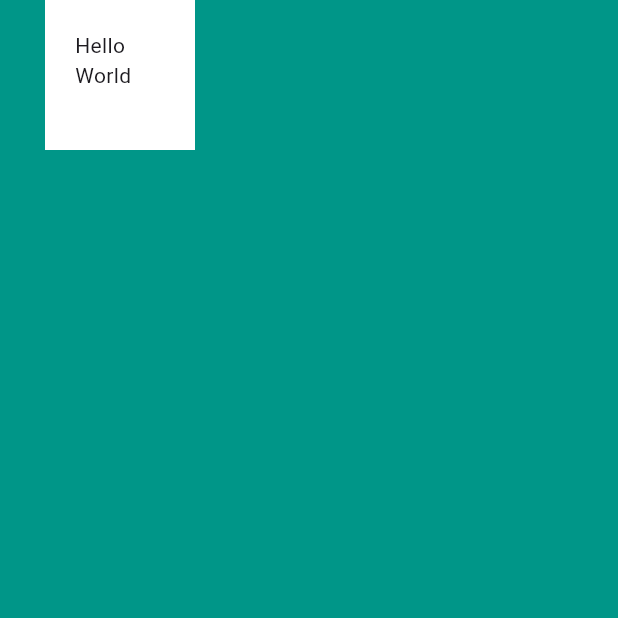
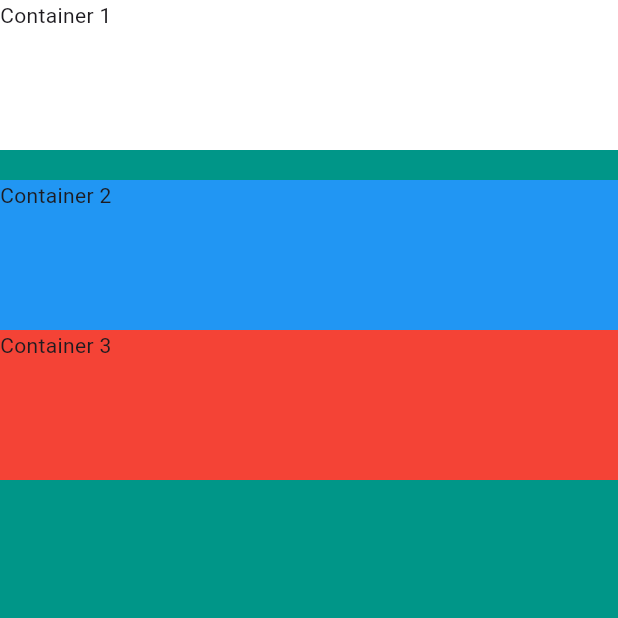
Before and after one commit to marquinhusgoncalves/flutter_bootcamp, a Flutter app: the screen it shows after launch, on a phone screen of 412 x 824 dp, the top half of it. Run offline on Flutter 3.47's test engine with Material 3 defaults, Android fonts, the light colour scheme and no system bars.

Commit message:
refactor: how to use ccolumn and row

```diff
--- a/mi_card/lib/main.dart
+++ b/mi_card/lib/main.dart
@@ -13,14 +13,30 @@ class MyApp extends StatelessWidget {
       home: Scaffold(
         backgroundColor: Colors.teal,
         body: SafeArea(
-            child: Container(
-          height: 100.0,
-          width: 100.0,
-          margin: EdgeInsets.only(left: 30.0),
-          padding: EdgeInsets.all(20.0),
-          color: Colors.white,
-          child: Text('Hello World'),
-        )),
+          child: Column(
+            crossAxisAlignment: CrossAxisAlignment.stretch,
+            children: [
+              Container(
+                height: 100.0,
+                color: Colors.white,
+                child: Text('Container 1'),
+              ),
+              SizedBox(
+                height: 20.0,
+              ),
+              Container(
+                height: 100.0,
+                color: Colors.blue,
+                child: Text('Container 2'),
+              ),
+              Container(
+                height: 100.0,
+                color: Colors.red,
+                child: Text('Container 3'),
+              ),
+            ],
+          ),
+        ),
       ),
     );
   }
```
